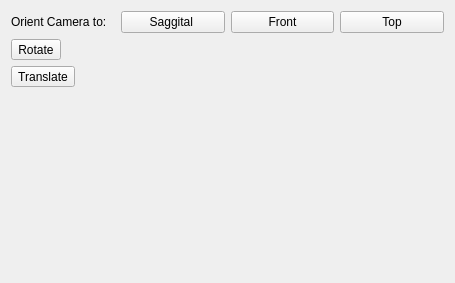
Telfer/OpenFO, file TaskPosition.ui: the form before one commit.
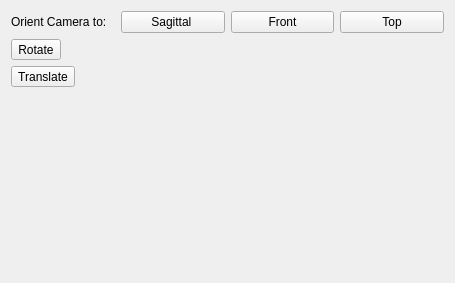
The form after the commit.

```diff
--- a/TaskPosition.ui
+++ b/TaskPosition.ui
@@ -28,7 +28,7 @@
        <item>
         <widget class="QPushButton" name="leftButton">
          <property name="text">
-          <string>Saggital </string>
+          <string>Sagittal </string>
          </property>
         </widget>
        </item>
```
Left out of the diff: 6 changed lines with no effect on the pictures.
